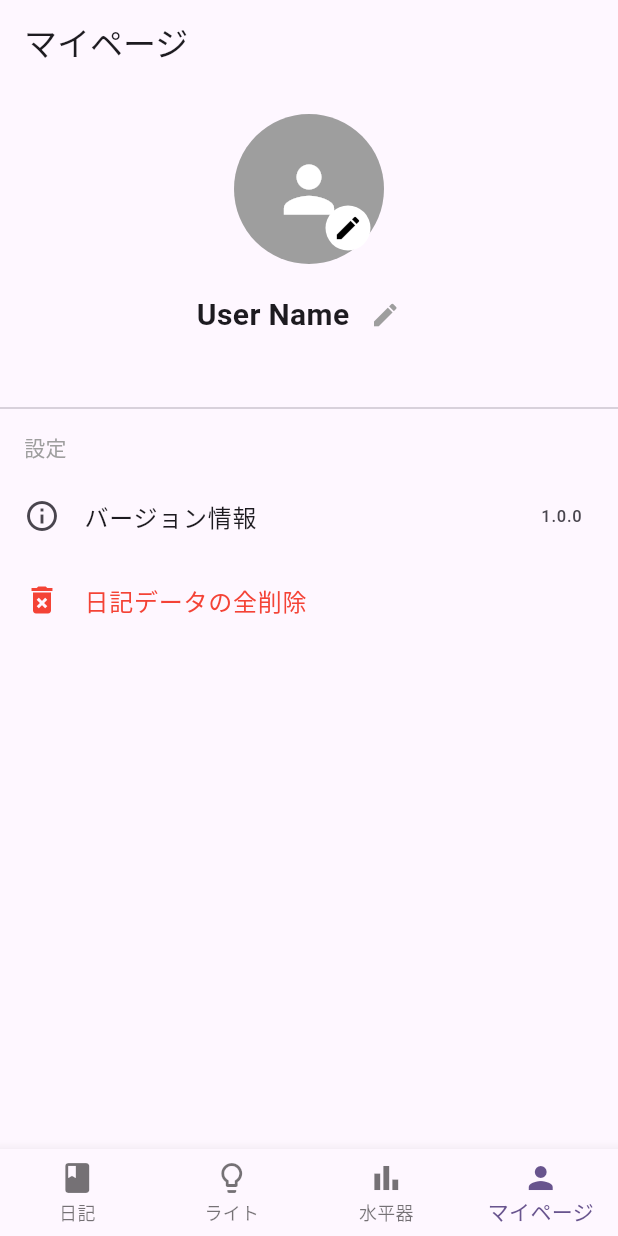
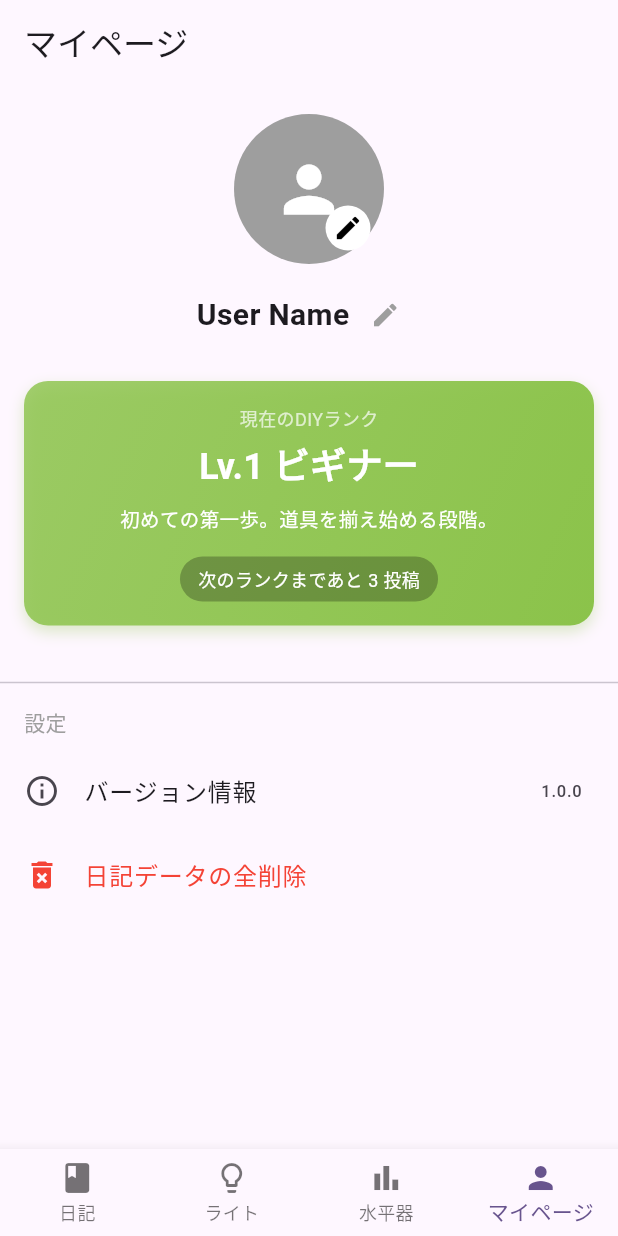
Before and after one commit to uetomo186/diy_partner, a Flutter app: the screen it shows after launch, item 4 of the bottom bar chosen, on a phone screen of 412 x 824 dp. Run offline on Flutter 3.47's test engine with Material 3 defaults, Android fonts, the light colour scheme and no system bars; our stand-ins replace flutter_dotenv, flutter_riverpod, go_router, google_generative_ai, image_cropper, image_picker and 4 more; missing offline and left inert: torch_controller; accounts and stored records are empty.

Commit message:
ランク箇所の実装

```diff
--- /dev/null
+++ b/lib/models/diy_rank.dart
@@ -0,0 +1,94 @@
+import 'package:flutter/material.dart';
+
+class DiyRank {
+  final int level;
+  final String name;
+  final int minCount;
+  final String description;
+  final Color color;
+
+  const DiyRank({
+    required this.level,
+    required this.name,
+    required this.minCount,
+    required this.description,
+    required this.color,
+  });
+
+  static const List<DiyRank> ranks = [
+    DiyRank(
+      level: 1,
+      name: "ビギナー",
+      minCount: 0,
+      description: "初めての第一歩。道具を揃え始める段階。",
+      color: Colors.lightGreen,
+    ),
+    DiyRank(
+      level: 2,
+      name: "ルーキー",
+      minCount: 3,
+      description: "3日坊主を乗り越え、少し慣れてきた状態。",
+      color: Colors.cyan,
+    ),
+    DiyRank(
+      level: 3,
+      name: "アマチュア",
+      minCount: 10,
+      description: "定期的にDIYを楽しむ習慣がついた証。",
+      color: Colors.blue,
+    ),
+    DiyRank(
+      level: 4,
+      name: "ホビイスト",
+      minCount: 25,
+      description: "自分のスタイルや好みが分かってくる頃。",
+      color: Colors.indigo,
+    ),
+    DiyRank(
+      level: 5,
+      name: "クラフトマン",
+      minCount: 50,
+      description: "周囲からも「DIYが趣味」と認められるレベル。",
+      color: Colors.purple,
+    ),
+    DiyRank(
+      level: 6,
+      name: "エキスパート",
+      minCount: 100,
+      description: "複雑な工程もこなし、知識も豊富な状態。",
+      color: Colors.orange,
+    ),
+    DiyRank(
+      level: 7,
+      name: "マエストロ",
+      minCount: 200,
+      description: "作品にオリジナリティと高い完成度が宿る。",
+      color: Colors.deepOrange,
+    ),
+    DiyRank(
+      level: 8,
+      name: "レジェンド",
+      minCount: 500,
+      description: "DIYの域を超え、もはや創造主の領域。",
+      color: Colors.red,
+    ),
+  ];
+
+  static DiyRank getRank(int postCount) {
+    for (var i = ranks.length - 1; i >= 0; i--) {
+      if (postCount >= ranks[i].minCount) {
+        return ranks[i];
+      }
+    }
+    return ranks[0];
+  }
+
+  static DiyRank? getNextRank(int postCount) {
+    for (var i = 0; i < ranks.length; i++) {
+      if (postCount < ranks[i].minCount) {
+        return ranks[i];
+      }
+    }
+    return null; // Already max rank
+  }
+}
--- a/lib/repositories/ai_repository.dart
+++ b/lib/repositories/ai_repository.dart
@@ -6,7 +6,11 @@ class AiRepository {
   late final GenerativeModel _model;
 
   AiRepository() {
-    _model = GenerativeModel(model: 'gemini-pro', apiKey: _apiKey);
+    print('AiRepository: API Key loaded: ${_apiKey.isNotEmpty}');
+    print(
+      'AiRepository: API Key starts with: ${_apiKey.length > 5 ? _apiKey.substring(0, 5) : 'TOO_SHORT'}',
+    );
+    _model = GenerativeModel(model: 'gemini-1.5-flash', apiKey: _apiKey);
   }
 
   Future<String> generateComment(String content) async {
@@ -15,9 +19,10 @@ class AiRepository {
           '以下の日記に対して、共感的で前向きな短いコメント（100文字以内）を返してください。\n\n日記:\n$content';
       final response = await _model.generateContent([Content.text(prompt)]);
       return response.text ?? 'コメントを生成できませんでした。';
-    } catch (e) {
+    } catch (e, stackTrace) {
       // API key missing or error
       print('Gemini API Error: $e');
+      print('Stack Trace: $stackTrace');
       return 'AIコメントの生成に失敗しました。APIキーを確認してください。';
     }
   }
--- a/lib/screens/mypage_screen.dart
+++ b/lib/screens/mypage_screen.dart
@@ -3,6 +3,7 @@ import 'package:flutter/material.dart';
 import 'package:flutter_riverpod/flutter_riverpod.dart';
 import 'package:package_info_plus/package_info_plus.dart';
 import 'package:go_router/go_router.dart';
+import '../models/diy_rank.dart';
 import '../providers/diary_providers.dart';
 import '../providers/user_provider.dart';
 
@@ -32,6 +33,7 @@ class _MyPageScreenState extends ConsumerState<MyPageScreen> {
   @override
   Widget build(BuildContext context) {
     final userStateAsync = ref.watch(userProvider);
+    final diaryListAsync = ref.watch(diaryListProvider);
 
     return Scaffold(
       appBar: AppBar(title: const Text('マイページ')),
@@ -163,6 +165,105 @@ class _MyPageScreenState extends ConsumerState<MyPageScreen> {
               ],
             ),
           ),
+          const SizedBox(height: 20),
+
+          // DIY Rank Card
+          if (diaryListAsync.hasValue)
+            Builder(
+              builder: (context) {
+                final diaries = diaryListAsync.value!;
+                final postCount = diaries.length;
+                final currentRank = DiyRank.getRank(postCount);
+                final nextRank = DiyRank.getNextRank(postCount);
+
+                return Container(
+                  margin: const EdgeInsets.symmetric(horizontal: 16),
+                  padding: const EdgeInsets.all(16),
+                  decoration: BoxDecoration(
+                    gradient: LinearGradient(
+                      colors: [
+                        currentRank.color.withOpacity(0.8),
+                        currentRank.color,
+                      ],
+                      begin: Alignment.topLeft,
+                      end: Alignment.bottomRight,
+                    ),
+                    borderRadius: BorderRadius.circular(16),
+                    boxShadow: [
+                      BoxShadow(
+                        color: currentRank.color.withOpacity(0.3),
+                        blurRadius: 8,
+                        offset: const Offset(0, 4),
+                      ),
+                    ],
+                  ),
+                  child: Column(
+                    children: [
+                      const Text(
+                        '現在のDIYランク',
+                        style: TextStyle(color: Colors.white70, fontSize: 12),
+                      ),
+                      const SizedBox(height: 4),
+                      Text(
+                        'Lv.${currentRank.level} ${currentRank.name}',
+                        style: const TextStyle(
+                          color: Colors.white,
+                          fontSize: 24,
+                          fontWeight: FontWeight.bold,
+                        ),
+                      ),
+                      const SizedBox(height: 8),
+                      Text(
+                        currentRank.description,
+                        style: const TextStyle(
+                          color: Colors.white,
+                          fontSize: 13,
+                        ),
+                        textAlign: TextAlign.center,
+                      ),
+                      const SizedBox(height: 16),
+                      if (nextRank != null)
+                        Container(
+                          padding: const EdgeInsets.symmetric(
+                            horizontal: 12,
+                            vertical: 6,
+                          ),
+                          decoration: BoxDecoration(
+                            color: Colors.black26,
+                            borderRadius: BorderRadius.circular(20),
+                          ),
+                          child: Text(
+                            '次のランクまであと ${nextRank.minCount - postCount} 投稿',
+                            style: const TextStyle(
+                              color: Colors.white,
+                              fontSize: 12,
+                            ),
+                          ),
+                        )
+                      else
+                        Container(
+                          padding: const EdgeInsets.symmetric(
+                            horizontal: 12,
+                            vertical: 6,
+                          ),
+                          decoration: BoxDecoration(
+                            color: Colors.white24,
+                            borderRadius: BorderRadius.circular(20),
+                          ),
+                          child: const Text(
+                            '最高ランク到達！',
+                            style: TextStyle(
+                              color: Colors.white,
+                              fontWeight: FontWeight.bold,
+                            ),
+                          ),
+                        ),
+                    ],
+                  ),
+                );
+              },
+            ),
+
           const SizedBox(height: 30),
 
           const Divider(),
--- a/pubspec.yaml
+++ b/pubspec.yaml
@@ -38,7 +38,7 @@ dependencies:
   sqflite: ^2.3.0
   path: ^1.8.3
   intl: ^0.18.1
-  google_generative_ai: ^0.2.0
+  google_generative_ai: ^0.4.0
   flutter_dotenv: ^5.1.0
   torch_controller: ^2.0.0
   flutter_colorpicker: ^1.0.3
```
Also changed, not shown: pubspec.lock.
